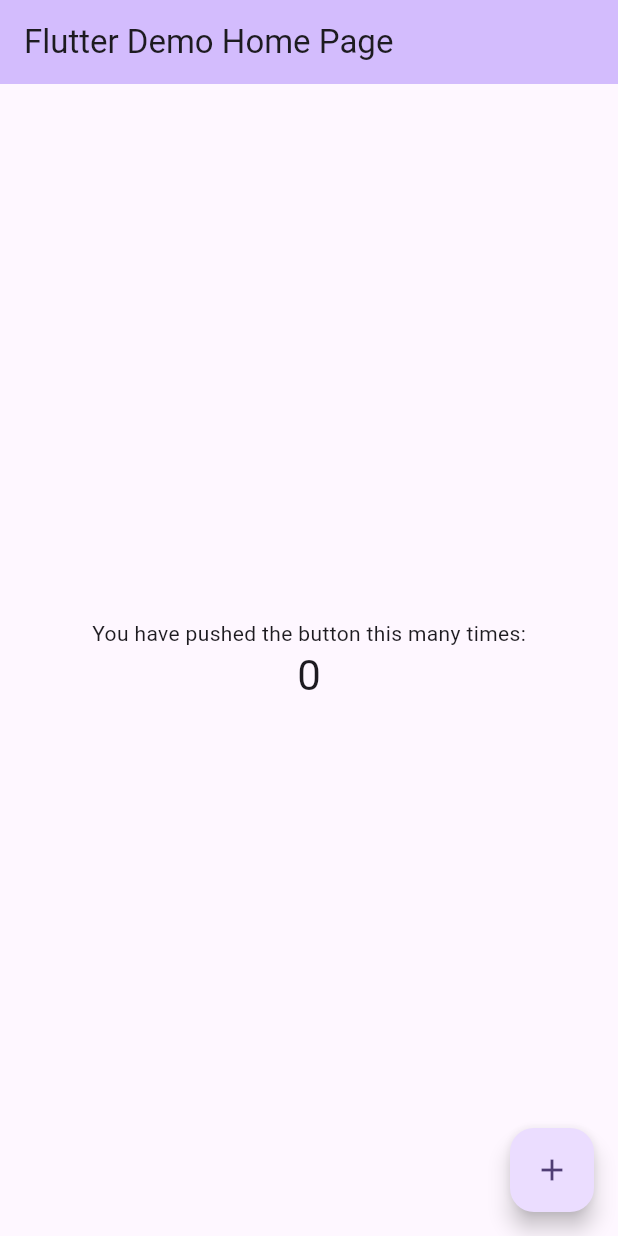
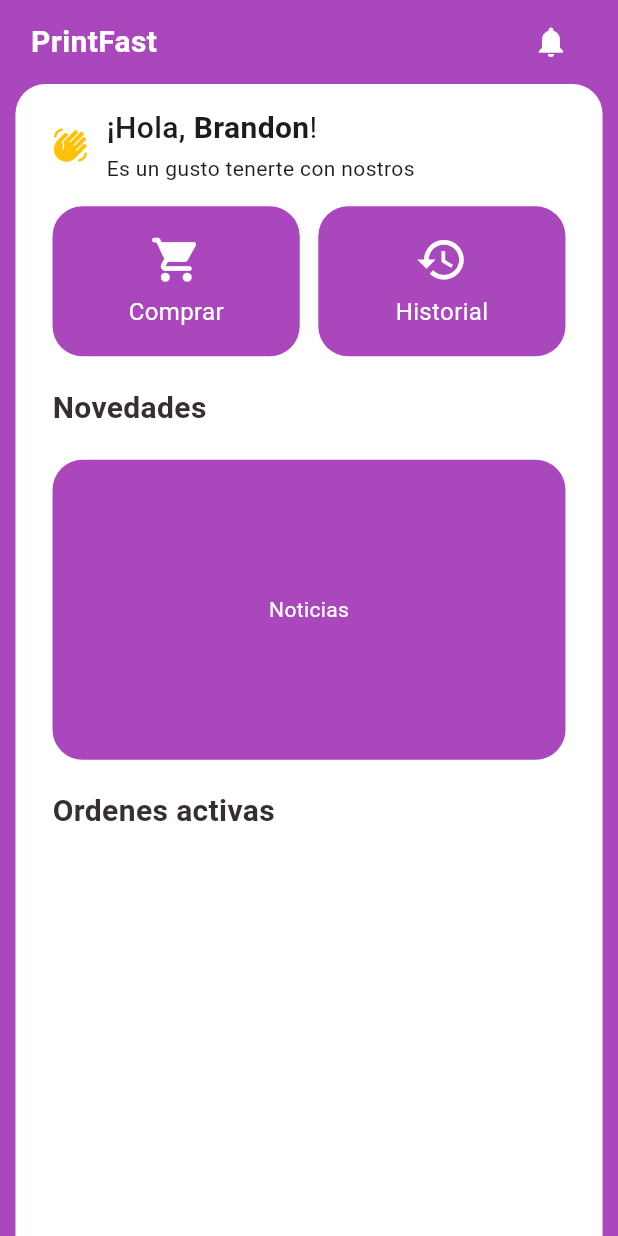
Before and after one commit to BrandonECE/PrintFast_Flutter, a Flutter app: the screen it shows after launch, on a phone screen of 412 x 824 dp. Run offline on Flutter 3.47's test engine with Material 3 defaults, Android fonts, the phone set to English and light mode, and no system bars.

Commit message:
Implementando diseño en el menu, historial y shpping (incompleto) \  añadiendo funcionalidad (navegacion entre paginas) \ añadiendo nuevos archivo dart para los indexs (paginas)

```diff
--- /dev/null
+++ b/lib/dirScreens/menu.dart
@@ -0,0 +1,252 @@
+import 'package:flutter/material.dart';
+import '../screens.dart';
+
+class myMenu extends StatefulWidget {
+  myMenu({super.key, required this.chIndexShopping, required this.chIndexHistory});
+  VoidCallback chIndexShopping;
+  VoidCallback chIndexHistory;
+  @override
+  State<myMenu> createState() => _myMenuState();
+}
+
+class _myMenuState extends State<myMenu> {
+  @override
+  Widget build(BuildContext context) {
+    return Scaffold(
+      backgroundColor: Theme.of(context).colorScheme.primary,
+      appBar: AppBar(
+        backgroundColor: Theme.of(context).colorScheme.primary,
+        flexibleSpace: const myAppBar(),
+      ),
+      body: Center(
+        child: Container(
+          width: MediaQuery.of(context).size.width * 0.95,
+          decoration: const BoxDecoration(
+              color: Colors.white,
+              borderRadius: BorderRadius.only(
+                  topLeft: Radius.circular(20), topRight: Radius.circular(20))),
+          child: Column(
+            children: [
+              const briefGreeting(),
+              containerMenuOptions(chIndexShopping: widget.chIndexShopping, chIndexHistory: widget.chIndexHistory),
+              titlesContainerMenu("Novedades"),
+              const myNews(),
+              titlesContainerMenu("Ordenes activas"),
+            ],
+          ),
+        ),
+      ),
+    );
+  }
+}
+
+class myAppBar extends StatelessWidget {
+  const myAppBar({super.key});
+
+  @override
+  Widget build(BuildContext context) {
+    return Center(
+      child: Container(
+        // padding: const EdgeInsets.only(top: 33),
+        // margin: EdgeInsets.only(top: 32),
+        // color: Colors.red,
+        width: MediaQuery.of(context).size.width * 0.9,
+        child: Row(
+          mainAxisAlignment: MainAxisAlignment.spaceBetween,
+          children: [
+            const Text(
+              "PrintFast",
+              style: TextStyle(
+                  color: Colors.white,
+                  fontWeight: FontWeight.bold,
+                  fontSize: 20),
+            ),
+            IconButton(
+              onPressed: () {
+                print("NOTI");
+              },
+              icon: const Icon(
+                Icons.notifications,
+                color: Colors.white,
+              ),
+            )
+          ],
+        ),
+      ),
+    );
+  }
+}
+
+class titlesContainerMenu extends StatelessWidget {
+  titlesContainerMenu(this.title);
+  String title;
+  @override
+  Widget build(BuildContext context) {
+    return Container(
+      margin: const EdgeInsets.only(top: 20, bottom: 20),
+      width: MediaQuery.of(context).size.width * 0.83,
+      // color: Colors.amber,
+      child: Text(
+        title,
+        style: TextStyle(
+            fontSize: 20,
+            fontWeight: FontWeight.bold,
+            color: Theme.of(context).colorScheme.inverseSurface),
+      ),
+    );
+  }
+}
+
+class containerMenuOptions extends StatelessWidget {
+  containerMenuOptions({super.key, required this.chIndexShopping, required this.chIndexHistory});
+  VoidCallback chIndexShopping;
+  VoidCallback chIndexHistory;
+  @override
+  Widget build(BuildContext context) {
+    return Container(
+        width: MediaQuery.of(context).size.width * 0.83,
+        // color: Colors.amber,
+        child: Row(
+          mainAxisAlignment: MainAxisAlignment.spaceBetween,
+          children: [
+            menuOptions(
+                icon: Icons.shopping_cart_rounded,
+                index: 3,
+                nameOption: "Comprar",
+                ChIndex: chIndexShopping),
+            menuOptions(
+                icon: Icons.history,
+                index: 4,
+                nameOption: "Historial",
+                ChIndex: chIndexHistory),
+          ],
+        ));
+  }
+}
+
+class menuOptions extends StatelessWidget {
+  menuOptions(
+      {required this.icon,
+      required this.index,
+      required this.nameOption,
+      required this.ChIndex});
+  VoidCallback ChIndex;
+  IconData icon;
+  int index;
+  String nameOption;
+  @override
+  Widget build(BuildContext context) {
+    return GestureDetector(
+      onTap: ChIndex,
+      child: Container(
+        margin: EdgeInsets.only(top: 15),
+        decoration: BoxDecoration(
+            color: Theme.of(context).colorScheme.primary,
+            borderRadius: BorderRadius.circular(20)),
+        width: MediaQuery.of(context).size.width * 0.4,
+        height: 100,
+        child: Column(
+          mainAxisAlignment: MainAxisAlignment.center,
+          children: [
+            Center(
+              child: Icon(
+                icon,
+                color: Colors.white,
+                size: 35,
+              ),
+            ),
+            Container(
+                margin: const EdgeInsets.only(top: 6),
+                child: Text(
+                  nameOption,
+                  style: const TextStyle(color: Colors.white, fontSize: 16),
+                ))
+          ],
+        ),
+      ),
+    );
+  }
+}
+
+class briefGreeting extends StatelessWidget {
+  const briefGreeting({super.key});
+
+  @override
+  Widget build(BuildContext context) {
+    return Container(
+      width: MediaQuery.of(context).size.width * 0.83,
+      margin: const EdgeInsets.only(top: 15),
+      // padding: const EdgeInsets.only(left: 12, right: 12),
+      // color: const Color.fromARGB(255, 129, 115, 73),
+      child: Column(
+        crossAxisAlignment: CrossAxisAlignment.start,
+        children: [
+          Row(
+            children: [
+              const Icon(
+                Icons.waving_hand_rounded,
+                color: Colors.amber,
+              ),
+              Container(
+                margin: const EdgeInsets.only(left: 12),
+                child: Column(
+                  crossAxisAlignment: CrossAxisAlignment.start,
+                  children: [
+                    Container(
+                      child: const Row(
+                        children: [
+                          Text(
+                            "¡Hola, ",
+                            style: TextStyle(
+                                fontSize: 20, fontWeight: FontWeight.w500),
+                          ),
+                          Text(
+                            "Brandon",
+                            style: TextStyle(
+                                fontSize: 20, fontWeight: FontWeight.bold),
+                          ),
+                          Text(
+                            "!",
+                            style: TextStyle(fontSize: 20),
+                          ),
+                        ],
+                      ),
+                    ),
+                    Container(
+                        margin: const EdgeInsets.only(top: 2.5),
+                        child: const Text(
+                          "Es un gusto tenerte con nostros",
+                          style: TextStyle(fontSize: 14),
+                        ))
+                  ],
+                ),
+              ),
+            ],
+          ),
+        ],
+      ),
+    );
+  }
+}
+
+class myNews extends StatelessWidget {
+  const myNews({super.key});
+
+  @override
+  Widget build(BuildContext context) {
+    return Container(
+      width: MediaQuery.of(context).size.width * 0.83,
+      decoration: BoxDecoration(
+        color: Theme.of(context).colorScheme.primary,
+        borderRadius: BorderRadius.circular(20),
+      ),
+      height: 200,
+      child: const Center(
+        child: Text(
+          "Noticias",
+          style: TextStyle(color: Colors.white),
+        ),
+      ),
+    );
+  }
+}
--- a/lib/main.dart
+++ b/lib/main.dart
@@ -1,4 +1,5 @@
 import 'package:flutter/material.dart';
+import 'screens.dart';
 
 void main() {
   runApp(const MyApp());
@@ -6,120 +7,16 @@
 
 class MyApp extends StatelessWidget {
   const MyApp({super.key});
-
-  // This widget is the root of your application.
   @override
   Widget build(BuildContext context) {
     return MaterialApp(
-      title: 'Flutter Demo',
+      debugShowCheckedModeBanner: false,
+      title: 'PrintFast',
       theme: ThemeData(
-        // This is the theme of your application.
-        //
-        // TRY THIS: Try running your application with "flutter run". You'll see
-        // the application has a purple toolbar. Then, without quitting the app,
-        // try changing the seedColor in the colorScheme below to Colors.green
-        // and then invoke "hot reload" (save your changes or press the "hot
-        // reload" button in a Flutter-supported IDE, or press "r" if you used
-        // the command line to start the app).
-        //
-        // Notice that the counter didn't reset back to zero; the application
-        // state is not lost during the reload. To reset the state, use hot
-        // restart instead.
-        //
-        // This works for code too, not just values: Most code changes can be
-        // tested with just a hot reload.
-        colorScheme: ColorScheme.fromSeed(seedColor: Colors.deepPurple),
+        colorScheme: ColorScheme.fromSeed(seedColor: Colors.purpleAccent, primary: Colors.purple.shade400),
         useMaterial3: true,
       ),
-      home: const MyHomePage(title: 'Flutter Demo Home Page'),
+      home: myScreens(),
     );
   }
 }
-
-class MyHomePage extends StatefulWidget {
-  const MyHomePage({super.key, required this.title});
-
-  // This widget is the home page of your application. It is stateful, meaning
-  // that it has a State object (defined below) that contains fields that affect
-  // how it looks.
-
-  // This class is the configuration for the state. It holds the values (in this
-  // case the title) provided by the parent (in this case the App widget) and
-  // used by the build method of the State. Fields in a Widget subclass are
-  // always marked "final".
-
-  final String title;
-
-  @override
-  State<MyHomePage> createState() => _MyHomePageState();
-}
-
-class _MyHomePageState extends State<MyHomePage> {
-  int _counter = 0;
-
-  void _incrementCounter() {
-    setState(() {
-      // This call to setState tells the Flutter framework that something has
-      // changed in this State, which causes it to rerun the build method below
-      // so that the display can reflect the updated values. If we changed
-      // _counter without calling setState(), then the build method would not be
-      // called again, and so nothing would appear to happen.
-      _counter++;
-    });
-  }
-
-  @override
-  Widget build(BuildContext context) {
-    // This method is rerun every time setState is called, for instance as done
-    // by the _incrementCounter method above.
-    //
-    // The Flutter framework has been optimized to make rerunning build methods
-    // fast, so that you can just rebuild anything that needs updating rather
-    // than having to individually change instances of widgets.
-    return Scaffold(
-      appBar: AppBar(
-        // TRY THIS: Try changing the color here to a specific color (to
-        // Colors.amber, perhaps?) and trigger a hot reload to see the AppBar
-        // change color while the other colors stay the same.
-        backgroundColor: Theme.of(context).colorScheme.inversePrimary,
-        // Here we take the value from the MyHomePage object that was created by
-        // the App.build method, and use it to set our appbar title.
-        title: Text(widget.title),
-      ),
-      body: Center(
-        // Center is a layout widget. It takes a single child and positions it
-        // in the middle of the parent.
-        child: Column(
-          // Column is also a layout widget. It takes a list of children and
-          // arranges them vertically. By default, it sizes itself to fit its
-          // children horizontally, and tries to be as tall as its parent.
-          //
-          // Column has various properties to control how it sizes itself and
-          // how it positions its children. Here we use mainAxisAlignment to
-          // center the children vertically; the main axis here is the vertical
-          // axis because Columns are vertical (the cross axis would be
-          // horizontal).
-          //
-          // TRY THIS: Invoke "debug painting" (choose the "Toggle Debug Paint"
-          // action in the IDE, or press "p" in the console), to see the
-          // wireframe for each widget.
-          mainAxisAlignment: MainAxisAlignment.center,
-          children: <Widget>[
-            const Text(
-              'You have pushed the button this many times:',
-            ),
-            Text(
-              '$_counter',
-              style: Theme.of(context).textTheme.headlineMedium,
-            ),
-          ],
-        ),
-      ),
-      floatingActionButton: FloatingActionButton(
-        onPressed: _incrementCounter,
-        tooltip: 'Increment',
-        child: const Icon(Icons.add),
-      ), // This trailing comma makes auto-formatting nicer for build methods.
-    );
-  }
-}
--- /dev/null
+++ b/lib/screens.dart
@@ -0,0 +1,37 @@
+import 'package:flutter/material.dart';
+import 'package:print_fast/dirScreens/login.dart';
+import 'package:print_fast/dirScreens/register.dart';
+import 'dirScreens/menu.dart';
+import 'dirScreens/history.dart';
+import 'dirScreens/shopping.dart';
+
+class myScreens extends StatefulWidget {
+  myScreens({super.key});
+  @override
+  State<myScreens> createState() => _myScreensState();
+}
+
+class _myScreensState extends State<myScreens> {
+  int _indexscreen = 2;
+  void changeindex(int newIndex) {
+    setState(() {
+      _indexscreen = newIndex;
+      print("Cambiando a index ${_indexscreen}");
+    });
+  }
+
+  @override
+  Widget build(BuildContext context) {
+    List<Widget> screens = [
+      const myLogin(),
+      const myRegister(),
+      myMenu(chIndexShopping: () => changeindex(3), chIndexHistory: () => changeindex(4),),
+      myShopping(chIndex: () => changeindex(2)),
+      myHistory(
+        chIndex: () => changeindex(2),
+      ),
+    ];
+
+    return screens[_indexscreen];
+  }
+}
```
Also changed, not shown: lib/dirScreens/history.dart (added, +63 -0 lines), lib/dirScreens/login.dart (added, +12 -0 lines), lib/dirScreens/register.dart (added, +10 -0 lines), lib/dirScreens/shopping.dart (added, +65 -0 lines).
